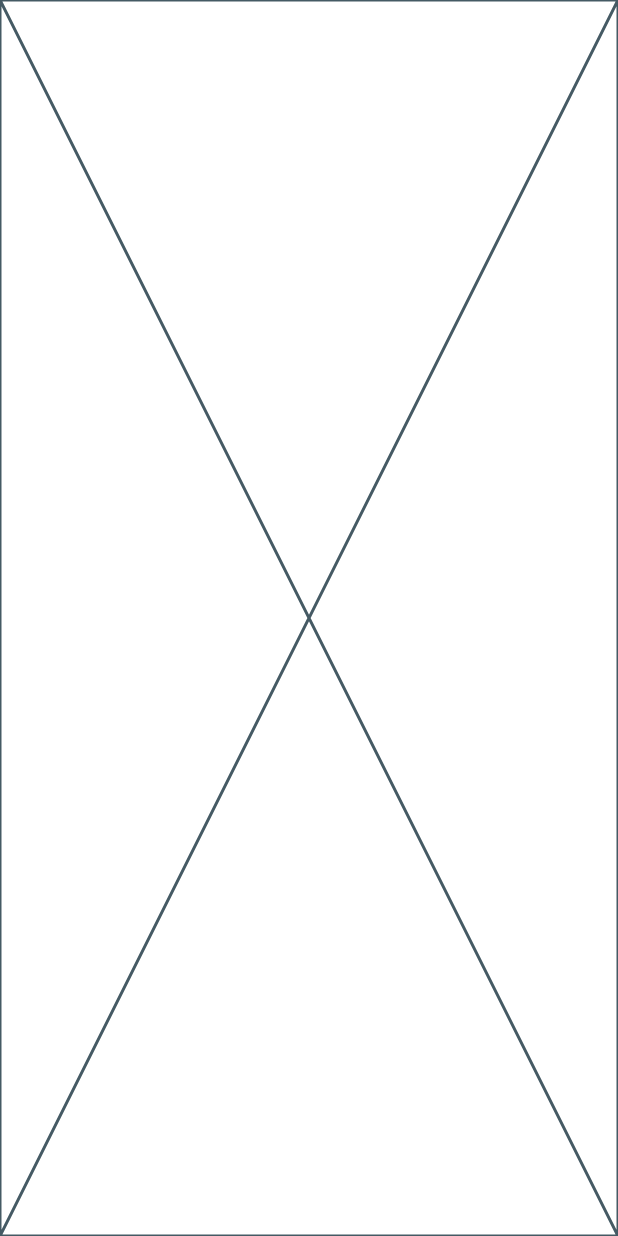
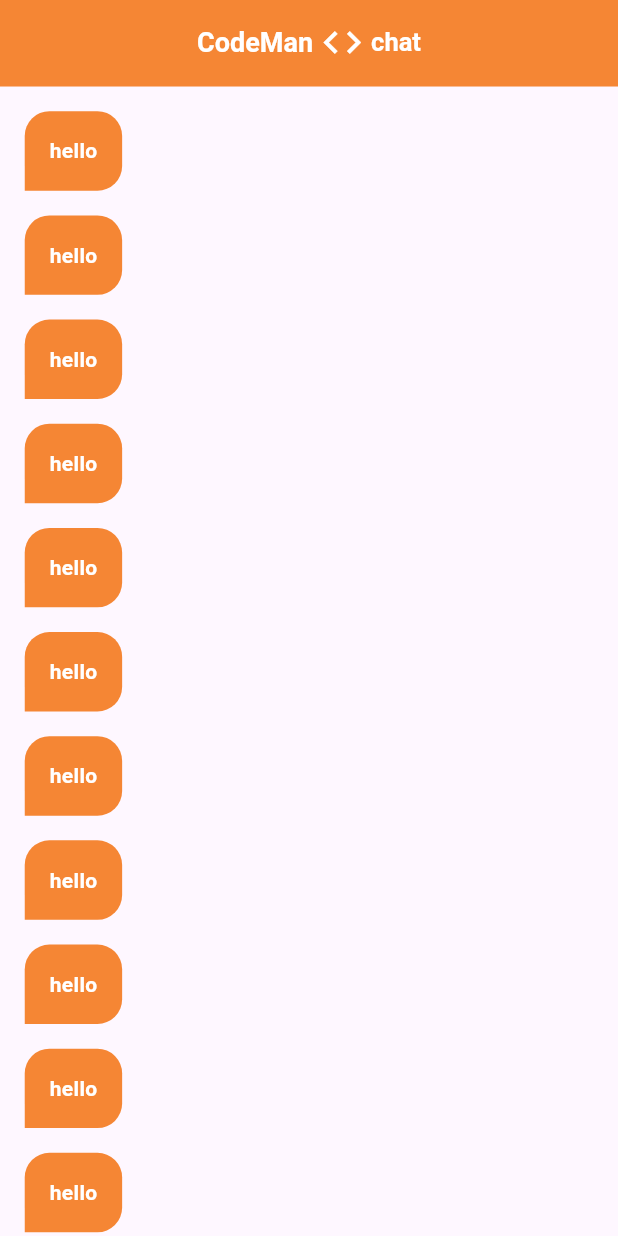
Before and after one commit to abdelrahmanyasser65/codemanchat, a Flutter app: the ChatView screen opened by its route, on a phone screen of 412 x 824 dp. Run offline on Flutter 3.47's test engine with Material 2 defaults, Android fonts, the phone set to English and light mode, and no system bars; our stand-ins replace firebase_auth, firebase_core, flutter_bloc, go_router, google_sign_in, hexcolor and 3 more; accounts and stored records are empty.

Commit message:
chatBubble

```diff
--- a/lib/core/ersources/colors.dart
+++ b/lib/core/ersources/colors.dart
@@ -3,6 +3,7 @@ import 'package:hexcolor/hexcolor.dart';
 
 class ColorManager{
   static Color primary=HexColor("#F58634");
+  static Color secondPrimary=HexColor("#FF6600");
   static Color black=Colors.black;
   static Color white=Colors.white;
   static Color grey=Colors.grey;
--- a/lib/features/auth/presentation/view_model/sign_up_cubit/sign_up_cubit.dart
+++ b/lib/features/auth/presentation/view_model/sign_up_cubit/sign_up_cubit.dart
@@ -1,7 +1,9 @@
+import 'package:codemanchat/core/app_router.dart';
 import 'package:codemanchat/core/widget/custom_snack_bar.dart';
 import 'package:firebase_auth/firebase_auth.dart';
 import 'package:flutter_bloc/flutter_bloc.dart';
 import 'package:flutter/material.dart';
+import 'package:go_router/go_router.dart';
 import 'package:google_sign_in/google_sign_in.dart';
 part 'sign_up_state.dart';
 
@@ -27,6 +29,7 @@ class SignUpCubit extends Cubit<SignUpState> {
            await userSignUp();
            emit(SignUpSuccessState());
            showSnackBar(context: context, text: "Success");
+           GoRouter.of(context).pushReplacement(AppRouter.rChat);
 
          } on FirebaseAuthException catch (e) {
 
--- a/lib/features/auth/presentation/views/widgets/sign_up/sign_up_view_body.dart
+++ b/lib/features/auth/presentation/views/widgets/sign_up/sign_up_view_body.dart
@@ -91,6 +91,7 @@ class SignUpViewBody extends StatelessWidget {
                   TextButton(
                       onPressed: () {
                         cubit.signUpWithGoogle();
+                        GoRouter.of(context).pushReplacement(AppRouter.rChat);
                       },
                       child: Image.asset(
                         Images.googleIcon,
--- a/lib/features/chat/presentation/views/chat_view.dart
+++ b/lib/features/chat/presentation/views/chat_view.dart
@@ -1,13 +1,20 @@
 import 'package:codemanchat/core/ersources/colors.dart';
 import 'package:codemanchat/features/chat/presentation/views/widgets/chat_view_body.dart';
+import 'package:codemanchat/features/chat/presentation/views/widgets/custom_app_bar.dart';
 import 'package:flutter/material.dart';
+
+import '../../../../core/ersources/values.dart';
 class ChatView extends StatelessWidget {
   const ChatView({Key? key}) : super(key: key);
 
   @override
   Widget build(BuildContext context) {
     return  Scaffold(
-      backgroundColor: ColorManager.white,
+
+      appBar: CustomAppBar(
+        preferredSize: Size.fromHeight(Sized.s7),
+        child: Container(),
+      ),
       body:const SafeArea(
         child: ChatViewBody(),
       ),
--- /dev/null
+++ b/lib/features/chat/presentation/views/widgets/chat_bubble.dart
@@ -0,0 +1,41 @@
+import 'package:codemanchat/core/ersources/fonts.dart';
+import 'package:flutter/material.dart';
+
+import '../../../../../core/ersources/colors.dart';
+import '../../../../../core/ersources/values.dart';
+import '../../../../../core/widget/custom_text.dart';
+class ChatBubble extends StatelessWidget {
+  const ChatBubble({Key? key, required this.text}) : super(key: key);
+final String text;
+  @override
+  Widget build(BuildContext context) {
+    return Align(
+      alignment: Alignment.centerLeft,
+      child: Container(
+        padding: EdgeInsets.all(
+           Sized.s2
+        ),
+        margin: EdgeInsets.only(
+            top: Sized.s2,
+            left: Sized.s2,
+            right: Sized.s2,
+        ),
+        decoration: BoxDecoration(
+            color: ColorManager.primary,
+            borderRadius: BorderRadius.only(
+              topLeft: Radius.circular(Sized.s2),
+              topRight: Radius.circular(Sized.s2),
+              bottomRight:Radius.circular(Sized.s2),
+            )
+        ),
+
+        child: CustomText(
+
+          text: text,
+          color: ColorManager.white,
+          fontWeight: FontWeightManager.semiBold,
+        ),
+      ),
+    );
+  }
+}
--- a/lib/features/chat/presentation/views/widgets/chat_view_body.dart
+++ b/lib/features/chat/presentation/views/widgets/chat_view_body.dart
@@ -1,9 +1,14 @@
+import 'package:codemanchat/features/chat/presentation/views/widgets/chat_bubble.dart';
 import 'package:flutter/material.dart';
 class ChatViewBody extends StatelessWidget {
   const ChatViewBody({Key? key}) : super(key: key);
 
   @override
   Widget build(BuildContext context) {
-    return const Placeholder();
+    return  ListView.builder(
+      itemBuilder: (context,index){
+        return ChatBubble(text: "hello");
+      },
+    );
   }
 }
```
Also changed, not shown: lib/features/auth/presentation/view_model/login_cubit/login_cubit.dart (+20 -0 lines), lib/features/auth/presentation/views/widgets/login/login_view_body.dart (+23 -0 lines), lib/features/chat/presentation/views/widgets/custom_app_bar.dart (added, +37 -0 lines).
